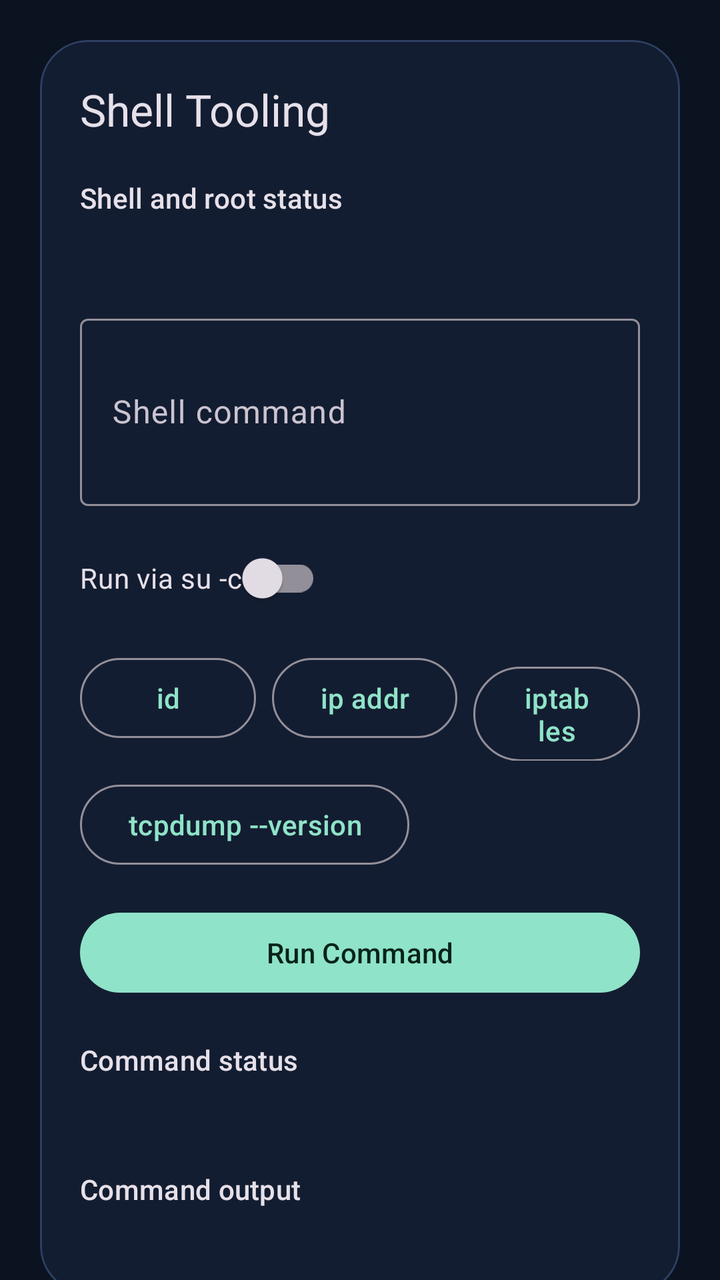
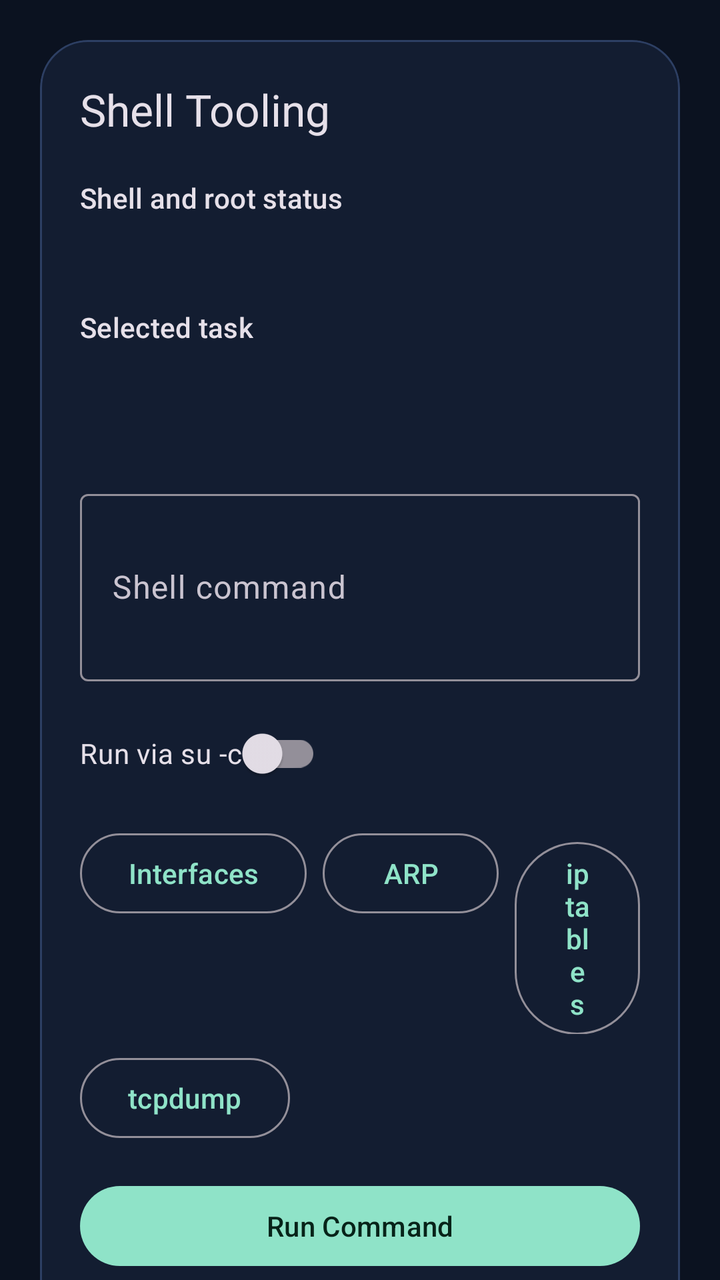

Compare the two renders of this Android layout. The source of the first and the diff that turns it into the second are given below.
<!-- AndroidManifest.xml: application theme Theme.FSploit -->
<!-- res/layout/fragment_tools.xml -->
<?xml version="1.0" encoding="utf-8"?>
<androidx.core.widget.NestedScrollView xmlns:android="http://schemas.android.com/apk/res/android"
    xmlns:app="http://schemas.android.com/apk/res-auto"
    android:layout_width="match_parent"
    android:layout_height="match_parent"
    android:background="@color/fsploit_background">

    <com.google.android.material.card.MaterialCardView
        android:layout_width="match_parent"
        android:layout_height="wrap_content"
        android:layout_margin="20dp"
        app:cardBackgroundColor="@color/fsploit_surface"
        app:cardCornerRadius="24dp"
        app:strokeColor="@color/fsploit_stroke"
        app:strokeWidth="1dp">

        <LinearLayout
            android:layout_width="match_parent"
            android:layout_height="wrap_content"
            android:orientation="vertical"
            android:padding="20dp">

            <TextView
                android:layout_width="wrap_content"
                android:layout_height="wrap_content"
                android:text="@string/section_tools_title"
                android:textAppearance="@style/TextAppearance.Material3.TitleLarge" />

            <TextView
                android:layout_width="wrap_content"
                android:layout_height="wrap_content"
                android:layout_marginTop="20dp"
                android:text="@string/shell_status"
                android:textAppearance="@style/TextAppearance.Material3.LabelLarge" />

            <TextView
                android:id="@+id/shellSummaryValue"
                android:layout_width="match_parent"
                android:layout_height="wrap_content"
                android:layout_marginTop="4dp"
                android:textAppearance="@style/TextAppearance.Material3.BodyLarge" />

            <com.google.android.material.textfield.TextInputLayout
                android:layout_width="match_parent"
                android:layout_height="wrap_content"
                android:layout_marginTop="20dp"
                android:hint="@string/shell_command_label">

                <com.google.android.material.textfield.TextInputEditText
                    android:id="@+id/commandInput"
                    android:layout_width="match_parent"
                    android:layout_height="wrap_content"
                    android:inputType="textMultiLine|textNoSuggestions"
                    android:minLines="3" />
            </com.google.android.material.textfield.TextInputLayout>

            <com.google.android.material.switchmaterial.SwitchMaterial
                android:id="@+id/runAsRootSwitch"
                android:layout_width="wrap_content"
                android:layout_height="wrap_content"
                android:layout_marginTop="12dp"
                android:text="@string/shell_run_as_root" />

            <LinearLayout
                android:layout_width="match_parent"
                android:layout_height="wrap_content"
                android:layout_marginTop="12dp"
                android:orientation="horizontal">

                <com.google.android.material.button.MaterialButton
                    android:id="@+id/presetIdButton"
                    style="@style/Widget.Material3.Button.OutlinedButton"
                    android:layout_width="wrap_content"
                    android:layout_height="wrap_content"
                    android:text="id" />

                <com.google.android.material.button.MaterialButton
                    android:id="@+id/presetIpButton"
                    style="@style/Widget.Material3.Button.OutlinedButton"
                    android:layout_width="wrap_content"
                    android:layout_height="wrap_content"
                    android:layout_marginStart="8dp"
                    android:text="ip addr" />

                <com.google.android.material.button.MaterialButton
                    android:id="@+id/presetIptablesButton"
                    style="@style/Widget.Material3.Button.OutlinedButton"
                    android:layout_width="wrap_content"
                    android:layout_height="wrap_content"
                    android:layout_marginStart="8dp"
                    android:text="iptables" />
            </LinearLayout>

            <com.google.android.material.button.MaterialButton
                android:id="@+id/presetTcpdumpButton"
                style="@style/Widget.Material3.Button.OutlinedButton"
                android:layout_width="wrap_content"
                android:layout_height="wrap_content"
                android:layout_marginTop="8dp"
                android:text="tcpdump --version" />

            <com.google.android.material.button.MaterialButton
                android:id="@+id/runCommandButton"
                android:layout_width="match_parent"
                android:layout_height="wrap_content"
                android:layout_marginTop="16dp"
                android:text="@string/shell_run_command" />

            <TextView
                android:layout_width="wrap_content"
                android:layout_height="wrap_content"
                android:layout_marginTop="20dp"
                android:text="@string/shell_command_status"
                android:textAppearance="@style/TextAppearance.Material3.LabelLarge" />

            <TextView
                android:id="@+id/commandStatusValue"
                android:layout_width="match_parent"
                android:layout_height="wrap_content"
                android:layout_marginTop="4dp"
                android:textAppearance="@style/TextAppearance.Material3.BodyLarge" />

            <TextView
                android:layout_width="wrap_content"
                android:layout_height="wrap_content"
                android:layout_marginTop="20dp"
                android:text="@string/shell_command_output"
                android:textAppearance="@style/TextAppearance.Material3.LabelLarge" />

            <TextView
                android:id="@+id/commandOutputValue"
                android:layout_width="match_parent"
                android:layout_height="wrap_content"
                android:layout_marginTop="4dp"
                android:fontFamily="monospace"
                android:textAppearance="@style/TextAppearance.Material3.BodyMedium" />
        </LinearLayout>
    </com.google.android.material.card.MaterialCardView>
</androidx.core.widget.NestedScrollView>
<!-- resources referenced by this layout -->
<resources>
  <color name="fsploit_background">#0B1220</color>
  <color name="fsploit_stroke">#2D3F63</color>
  <color name="fsploit_surface">#131D31</color>
  <string name="section_tools_title">Shell Tooling</string>
  <string name="shell_command_label">Shell command</string>
  <string name="shell_command_output">Command output</string>
  <string name="shell_command_status">Command status</string>
  <string name="shell_run_as_root">Run via su -c</string>
  <string name="shell_run_command">Run Command</string>
  <string name="shell_status">Shell and root status</string>
  <style name="Theme.FSploit" parent="Theme.Material3.Dark.NoActionBar">
          <item name="colorPrimary">@color/fsploit_primary</item>
          <item name="colorOnPrimary">@color/fsploit_on_primary</item>
          <item name="android:statusBarColor">@android:color/transparent</item>
          <item name="android:navigationBarColor">@color/fsploit_background</item>
          <item name="android:windowLightStatusBar" tools:targetApi="23">false</item>
          <item name="android:windowBackground">@color/fsploit_background</item>
      </style>
  <color name="fsploit_primary">#8FE3C8</color>
  <color name="fsploit_on_primary">#072319</color>
</resources>

<!-- the commit's change to res/layout/fragment_tools.xml (unified diff, before → after) -->
@@ -40,6 +40,27 @@
                 android:layout_marginTop="4dp"
                 android:textAppearance="@style/TextAppearance.Material3.BodyLarge" />
 
+            <TextView
+                android:layout_width="wrap_content"
+                android:layout_height="wrap_content"
+                android:layout_marginTop="20dp"
+                android:text="@string/shell_task_selected"
+                android:textAppearance="@style/TextAppearance.Material3.LabelLarge" />
+
+            <TextView
+                android:id="@+id/selectedTaskLabelValue"
+                android:layout_width="match_parent"
+                android:layout_height="wrap_content"
+                android:layout_marginTop="4dp"
+                android:textAppearance="@style/TextAppearance.Material3.TitleMedium" />
+
+            <TextView
+                android:id="@+id/selectedTaskDescriptionValue"
+                android:layout_width="match_parent"
+                android:layout_height="wrap_content"
+                android:layout_marginTop="4dp"
+                android:textAppearance="@style/TextAppearance.Material3.BodyMedium" />
+
             <com.google.android.material.textfield.TextInputLayout
                 android:layout_width="match_parent"
                 android:layout_height="wrap_content"
@@ -68,19 +89,19 @@
                 android:orientation="horizontal">
 
                 <com.google.android.material.button.MaterialButton
-                    android:id="@+id/presetIdButton"
+                    android:id="@+id/presetInterfacesButton"
                     style="@style/Widget.Material3.Button.OutlinedButton"
                     android:layout_width="wrap_content"
                     android:layout_height="wrap_content"
-                    android:text="id" />
+                    android:text="@string/shell_task_network_interfaces_short" />
 
                 <com.google.android.material.button.MaterialButton
-                    android:id="@+id/presetIpButton"
+                    android:id="@+id/presetArpButton"
                     style="@style/Widget.Material3.Button.OutlinedButton"
                     android:layout_width="wrap_content"
                     android:layout_height="wrap_content"
                     android:layout_marginStart="8dp"
-                    android:text="ip addr" />
+                    android:text="@string/shell_task_arp_neighbors_short" />
 
                 <com.google.android.material.button.MaterialButton
                     android:id="@+id/presetIptablesButton"
@@ -88,7 +109,7 @@
                     android:layout_width="wrap_content"
                     android:layout_height="wrap_content"
                     android:layout_marginStart="8dp"
-                    android:text="iptables" />
+                    android:text="@string/shell_task_iptables_rules_short" />
             </LinearLayout>
 
             <com.google.android.material.button.MaterialButton
@@ -97,7 +118,7 @@
                 android:layout_width="wrap_content"
                 android:layout_height="wrap_content"
                 android:layout_marginTop="8dp"
-                android:text="tcpdump --version" />
+                android:text="@string/shell_task_tcpdump_version_short" />
 
             <com.google.android.material.button.MaterialButton
                 android:id="@+id/runCommandButton"
<!-- resource entries referenced after the edit -->
@@ -10,6 +10,11 @@
   <string name="shell_run_as_root">Run via su -c</string>
   <string name="shell_run_command">Run Command</string>
   <string name="shell_status">Shell and root status</string>
+  <string name="shell_task_arp_neighbors_short">ARP</string>
+  <string name="shell_task_iptables_rules_short">iptables</string>
+  <string name="shell_task_network_interfaces_short">Interfaces</string>
+  <string name="shell_task_selected">Selected task</string>
+  <string name="shell_task_tcpdump_version_short">tcpdump</string>
   <style name="Theme.FSploit" parent="Theme.Material3.Dark.NoActionBar">
           <item name="colorPrimary">@color/fsploit_primary</item>
           <item name="colorOnPrimary">@color/fsploit_on_primary</item>
